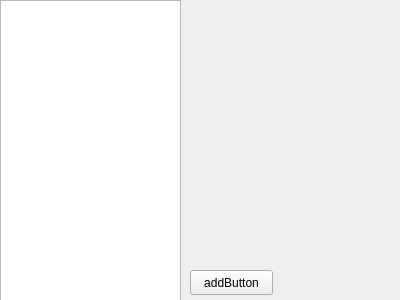
Above: dynamic_list_widgets/ui_dynamic_list_widget.ui from majorx234/pyqt5_examples before the change. Below: the same form after it.
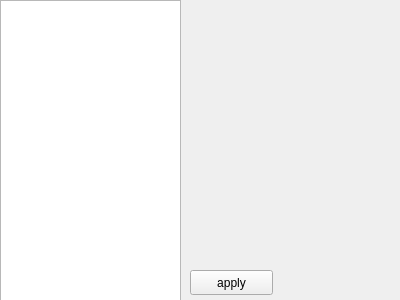
That is the form after the change.

What changed in the file:
```diff
--- a/dynamic_list_widgets/ui_dynamic_list_widget.ui
+++ b/dynamic_list_widgets/ui_dynamic_list_widget.ui
@@ -46,7 +46,7 @@
     </rect>
    </property>
    <property name="text">
-    <string>addButton</string>
+    <string>apply</string>
    </property>
   </widget>
  </widget>
```
Left out of the diff: 2 changed lines with no effect on the pictures.
